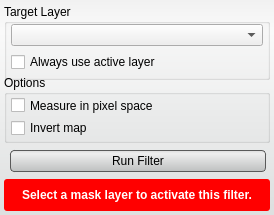
First picture: the form in src/Interface/ToolInterface/DistanceFilterInterface.ui, repository SCIInstitute/Seg3D, before the edit.
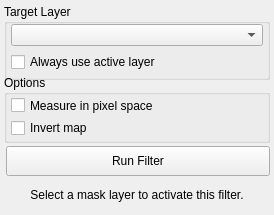
Second picture: the form after the edit. Custom widgets are drawn as their Qt base class.

```diff
--- a/src/Interface/ToolInterface/DistanceFilterInterface.ui
+++ b/src/Interface/ToolInterface/DistanceFilterInterface.ui
@@ -31,33 +31,6 @@
   <property name="windowTitle">
    <string>Form</string>
   </property>
-  <property name="styleSheet">
-   <string notr="true">QWidget#DistanceFilterInterface{
-  border-radius: 3px;
-  background-color: qlineargradient(spread:pad, x1:0.5, y1:0, x2:0.5, y2:0.960227, stop:0 rgba(241, 241, 241, 255), stop:0.155779 rgba(250, 250, 250, 255), stop:1 rgba(222, 224, 224, 255));       
-}
-
-QPushButton{
-  background-color: qlineargradient(spread:pad, x1:0.5, y1:0, x2:0.5, y2:0.960227, stop:0 rgba(221, 221, 221, 255), stop:0.155779 rgba(238, 238, 238, 255), stop:1 rgba(192, 194, 194, 255));
-  border-radius: 4px;
-  border: 1px solid rgb(90, 90, 90);
-  margin:4px;
-}
-
-QPushButton:hover{
-  background-color: qlineargradient(spread:pad, x1:0.5, y1:0, x2:0.5, y2:1, stop:0 rgba(195, 195, 195, 255), stop:0.253769 rgba(206, 206, 206, 255), stop:1 rgba(185, 185, 185, 255));
-  border-radius: 4px;
-  border: 1px solid rgb(90, 90, 90);
-  margin:4px;
-}
-
-QPushButton:pressed{
-  background-color: qlineargradient(spread:pad, x1:0.5, y1:0, x2:0.5, y2:1, stop:0 rgba(150, 150, 150, 255), stop:0.753769 rgba(206, 206, 206, 255), stop:1 rgba(185, 185, 185, 255));
-  border-radius: 4px;
-  border: 1px solid rgb(90, 90, 90);
-  margin:4px;
-}</string>
-  </property>
   <layout class="QVBoxLayout" name="verticalLayout">
    <property name="spacing">
     <number>2</number>
@@ -225,17 +198,6 @@
        <height>32</height>
       </size>
      </property>
-     <property name="styleSheet">
-      <string notr="true">QLabel#message_{
-  color: white;
-  font: bold;
-}
-
-QWidget#message_alert_{
-  border-radius: 3px;
-  background-color: red;
-}</string>
-     </property>
      <layout class="QHBoxLayout" name="horizontalLayout_5">
       <property name="spacing">
        <number>0</number>
```
